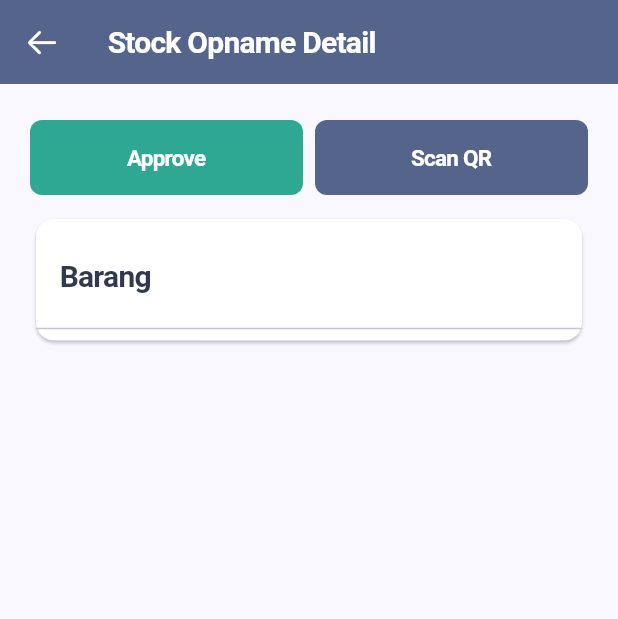
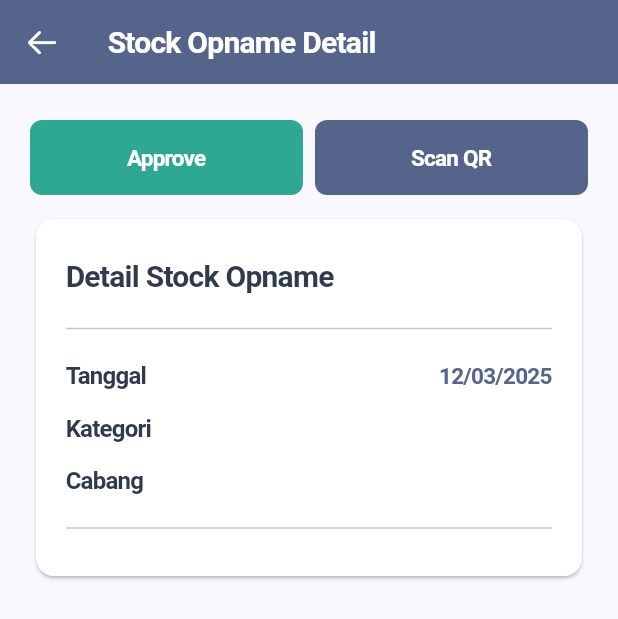
Before and after one commit to ChrisJulLimantoro/operational-app, a Flutter app: the StockOpnameDetailScreen screen opened directly with empty values, after a tap on "Approve", on a phone screen of 412 x 824 dp. Shown: the top 619 px of the screen. Run offline on Flutter 3.47's test engine with Material 3 defaults, Android fonts, the light colour scheme and no system bars; our stand-ins replace dio, flutter_bloc, flutter_map, go_router, latlong2, shared_preferences; missing offline and left inert: qr_code_scanner; accounts and stored records are empty; network calls fail.

Commit message:
feat: for approving / disapproving opname

```diff
--- a/lib/api/auth.dart
+++ b/lib/api/auth.dart
@@ -31,6 +31,7 @@ class AuthAPI {
       if (responseData.containsKey('success') &&
           responseData['success'] == true) {
         final data = responseData['data'];
+        debugPrint(data.toString());
 
         await AuthStorage.saveAuthData(
           data['token'],
--- a/lib/helper/api.dart
+++ b/lib/helper/api.dart
@@ -8,7 +8,7 @@ import 'package:operational_app/helper/router.dart';
 
 class ApiHelper {
   static Dio dio = Dio(
-      BaseOptions(baseUrl: 'http://192.168.1.7:3000'),
+      BaseOptions(baseUrl: 'http://192.168.0.101:3000'),
     ) //local IP for testing
     ..interceptors.add(
       InterceptorsWrapper(
--- a/lib/main.dart
+++ b/lib/main.dart
@@ -15,7 +15,7 @@ void main() {
     MultiBlocProvider(
       providers: [
         BlocProvider(create: (context) => AuthCubit()..loadAuthParams(context)),
-        ChangeNotifierProvider(create: (_) => StockOpnameNotifier()),
+        ChangeNotifierProvider(create: (context) => StockOpnameNotifier()),
       ],
       child: MyApp(),
     ),
--- a/lib/model/stock_opname.dart
+++ b/lib/model/stock_opname.dart
@@ -11,7 +11,7 @@ class StockOpname {
   final DateTime? date;
   final String? description;
   final int status;
-  final bool isApproved;
+  final bool approve;
   final String? approveBy;
   final DateTime? approveAt;
   final String createdBy;
@@ -26,7 +26,7 @@ class StockOpname {
     this.category,
     this.description,
     this.status = 0,
-    this.isApproved = false,
+    this.approve = false,
     this.approveBy,
     this.approveAt,
     required this.date,
@@ -36,7 +36,6 @@ class StockOpname {
   });
 
   factory StockOpname.fromJSON(Map<String, dynamic> json) {
-    print(json['details']);
     return StockOpname(
       id: json['id'] ?? '', // Handle null safely
       storeId: json['store_id'] ?? '', // Handle null safely
@@ -47,7 +46,7 @@ class StockOpname {
       date: json['date'] != null ? DateTime.tryParse(json['date']) : null,
       description: json['description'] ?? '-',
       status: json['status'] ?? 0, // Provide default if null
-      isApproved: json['is_approved'] ?? false, // Provide default if null
+      approve: json['approve'] ?? false, // Provide default if null
       approveBy: json['approve_by'] ?? '-', // Allow null
       approveAt:
           json['approve_at'] != null
--- a/lib/screen/login_screen.dart
+++ b/lib/screen/login_screen.dart
@@ -32,15 +32,17 @@ class _LoginScreenState extends State<LoginScreen> {
   }
 
   void _handleLogin(BuildContext context) async {
+    debugPrint("Hello");
     final response = await AuthAPI.login(
       context,
       _emailController.text,
       _passwordController.text,
     );
-    if (!context.mounted) return;
+    // if (!context.mounted) return;
     if (response) {
       _emailController.clear();
       _passwordController.clear();
+      debugPrint("Login success");
       context.go('/home');
     }
   }
--- a/lib/screen/stock_opname_detail_screen.dart
+++ b/lib/screen/stock_opname_detail_screen.dart
@@ -8,6 +8,7 @@ import 'package:operational_app/notifier/stock_opname_notifier.dart';
 import 'package:operational_app/screen/qr_scanner_screen.dart';
 import 'package:operational_app/theme/colors.dart';
 import 'package:operational_app/theme/text.dart';
+import 'package:operational_app/widget/text_card_detail.dart';
 import 'package:provider/provider.dart';
 
 class StockOpnameDetailScreen extends StatefulWidget {
@@ -23,10 +24,8 @@ class _StockOpnameDetailScreenState extends State<StockOpnameDetailScreen> {
   List<Map<String, dynamic>> stockOpnameDetails = [];
   final _scroll = ScrollController();
   String? scannedData;
-
-  // Future<void> _fetchStockOpnameDetails() async {
-  //   // Fetch stock opname details
-  // }
+  bool approve = false;
+  int status = 0;
 
   Future<void> _fetchProductCode(String categoryId) async {
     final data = await StockOpnameAPI.fetchProductCode(context, categoryId);
@@ -95,11 +94,28 @@ class _StockOpnameDetailScreenState extends State<StockOpnameDetailScreen> {
   @override
   void initState() {
     super.initState();
+    approve = widget.stockOpname.approve;
+    status = widget.stockOpname.status;
     _initializeData();
   }
 
   void _initializeData() async {
     await _fetchProductCode(widget.stockOpname.categoryId);
+  }
+
+  Future<void> _toogleApprove(BuildContext context, bool isApproving) async {
+    // Implement your approve logic here
+    if (!context.mounted) return;
+    final response =
+        await (isApproving
+            ? StockOpnameAPI.approve(context, widget.stockOpname.id)
+            : StockOpnameAPI.disapprove(context, widget.stockOpname.id));
+    if (response) {
+      setState(() {
+        approve = isApproving;
+        status = isApproving ? 1 : 0;
+      });
+    }
   }
 
   @override
@@ -144,24 +160,30 @@ class _StockOpnameDetailScreenState extends State<StockOpnameDetailScreen> {
                       Expanded(
                         child: InkWell(
                           onTap: () {
-                            // Approve Stock Opname
+                            // Approve/Disapprove Stock Opname
+                            _toogleApprove(context, !approve);
                           },
                           child: Container(
                             height: 50, // Adjust height as needed
                             alignment: Alignment.center,
                             decoration: BoxDecoration(
-                              color: AppColors.success,
+                              color:
+                                  approve ? AppColors.error : AppColors.success,
                               borderRadius: BorderRadius.circular(8),
                             ),
-                            child: const Text(
-                              'Approve',
+                            child: Text(
+                              approve ? 'Disapprove' : 'Approve',
                               style: AppTextStyles.labelWhite,
                             ),
                           ),
                         ),
                       ),
-                      const SizedBox(width: 8), // Small gap between buttons
-                      Expanded(
+                      SizedBox(
+                        width: approve ? 0 : 8,
+                      ), // Small gap between buttons
+                      approve
+                          ? SizedBox(width: 0)
+                          : Expanded(
                             child: InkWell(
                               onTap: () {
                                 // Open Scanner
@@ -187,20 +209,39 @@ class _StockOpnameDetailScreenState extends State<StockOpnameDetailScreen> {
                   Card(
                     color: Colors.white,
                     elevation: 1,
+                    child: Padding(
+                      padding: const EdgeInsets.symmetric(
+                        vertical: 24.0,
+                        horizontal: 20,
+                      ),
                       child: Column(
                         crossAxisAlignment: CrossAxisAlignment.start,
                         spacing: 12,
                         children: [
-                        Padding(
-                          padding: const EdgeInsets.only(left: 16.0, top: 24),
-                          child: Text(
-                            "Barang",
+                          Text(
+                            "Detail Stock Opname",
                             style: AppTextStyles.headingBlue,
                           ),
+                          Divider(),
+                          TextCardDetail(
+                            label: "Tanggal",
+                            value: widget.stockOpname.date,
+                            type: "date",
+                          ),
+                          TextCardDetail(
+                            label: "Kategori",
+                            value: widget.stockOpname.category?.name,
+                            type: "text",
+                          ),
+                          TextCardDetail(
+                            label: "Cabang",
+                            value: widget.stockOpname.store?.name,
+                            type: "text",
                           ),
                           Divider(),
                           ...stockOpnameDetails.map(
                             (detail) => ListTile(
+                              contentPadding: EdgeInsets.zero,
                               title: Text(
                                 detail['name'],
                                 style: AppTextStyles.subheadingBlue,
@@ -223,6 +264,7 @@ class _StockOpnameDetailScreenState extends State<StockOpnameDetailScreen> {
                         ],
                       ),
                     ),
+                  ),
                 ],
               ),
             ),
```
Also changed, not shown: lib/api/stock_opname.dart (+122 -0 lines), lib/widget/stock_opname_card.dart (+44 -9 lines). Lines whose indentation alone changed are shown as unchanged.
